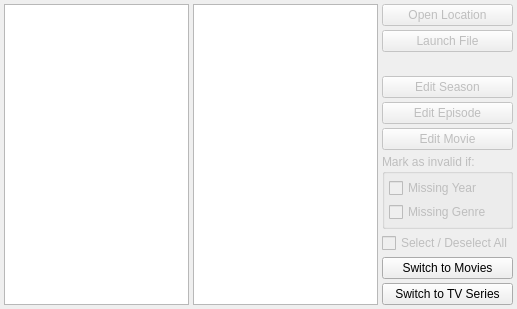
The window that src/trunk/ui/ui_WorkBench.ui (rexMingla/my-renamer) describes before a commit, drawn with Qt 5.
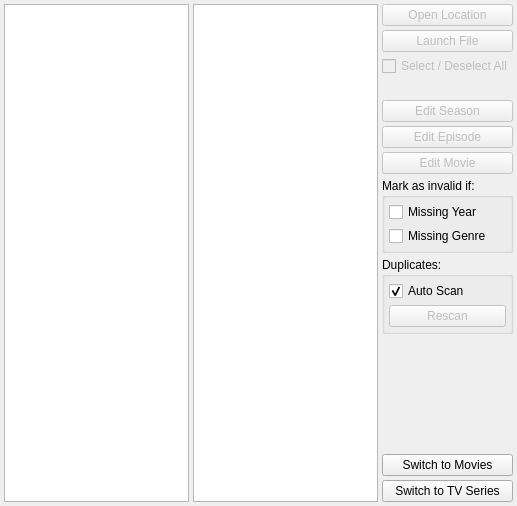
The same window after the commit.

Commit message: - Fixed some of the dodginess of the workBenchWidget and models, but it is held together by sticky tape at the moment. - Added ability to not auto scan for duplicates on each change. this will save users some time when they have a large amount of files that they don't want rescanned. - Writing user changes in ChangeMovieWidget and ChangeSeasonWidget to the cache. - Remove (reverted) the combo box in model as it was so slow. Probably an indication of something wrong with contention on refreshes for the TvModel.

What changed in the file:
```diff
--- a/src/trunk/ui/ui_WorkBench.ui
+++ b/src/trunk/ui/ui_WorkBench.ui
@@ -7,7 +7,7 @@
     <x>0</x>
     <y>0</y>
     <width>517</width>
-    <height>309</height>
+    <height>506</height>
    </rect>
   </property>
   <property name="windowTitle">
@@ -86,6 +86,22 @@
        </property>
       </widget>
      </item>
+     <item>
+      <widget class="QCheckBox" name="selectAllCheckBox">
+       <property name="enabled">
+        <bool>false</bool>
+       </property>
+       <property name="toolTip">
+        <string>Select/deselect all files</string>
+       </property>
+       <property name="text">
+        <string>Select / Deselect All</string>
+       </property>
+       <property name="tristate">
+        <bool>true</bool>
+       </property>
+      </widget>
+     </item>
      <item>
       <spacer name="verticalSpacer_2">
        <property name="orientation">
@@ -144,7 +160,7 @@
      <item>
       <widget class="QGroupBox" name="movieGroupBox">
        <property name="enabled">
-        <bool>false</bool>
+        <bool>true</bool>
        </property>
        <property name="title">
         <string>Mark as invalid if:</string>
@@ -183,19 +199,50 @@
       </widget>
      </item>
      <item>
-      <widget class="QCheckBox" name="selectAllCheckBox">
+      <widget class="QGroupBox" name="duplicatesGroupBox">
        <property name="enabled">
-        <bool>false</bool>
-       </property>
-       <property name="toolTip">
-        <string>Select/deselect all files</string>
-       </property>
-       <property name="text">
-        <string>Select / Deselect All</string>
-       </property>
-       <property name="tristate">
         <bool>true</bool>
        </property>
+       <property name="title">
+        <string>Duplicates:</string>
+       </property>
+       <layout class="QVBoxLayout" name="verticalLayout_3">
+        <property name="spacing">
+         <number>4</number>
+        </property>
+        <property name="margin">
+         <number>4</number>
+        </property>
+        <item>
+         <widget class="QCheckBox" name="autoScanCheckBox">
+          <property name="enabled">
+           <bool>true</bool>
+          </property>
+          <property name="toolTip">
+           <string>Automatically check for duplicate movies after each change. This may take a long time.</string>
+          </property>
+          <property name="text">
+           <string>Auto Scan</string>
+          </property>
+          <property name="checked">
+           <bool>true</bool>
+          </property>
+         </widget>
+        </item>
+        <item>
+         <widget class="QPushButton" name="scanButton">
+          <property name="enabled">
+           <bool>false</bool>
+          </property>
+          <property name="toolTip">
+           <string>Scan and mark all duplicate movies</string>
+          </property>
+          <property name="text">
+           <string>Rescan</string>
+          </property>
+         </widget>
+        </item>
+       </layout>
       </widget>
      </item>
      <item>
```
The commit also changes 10 other files.
